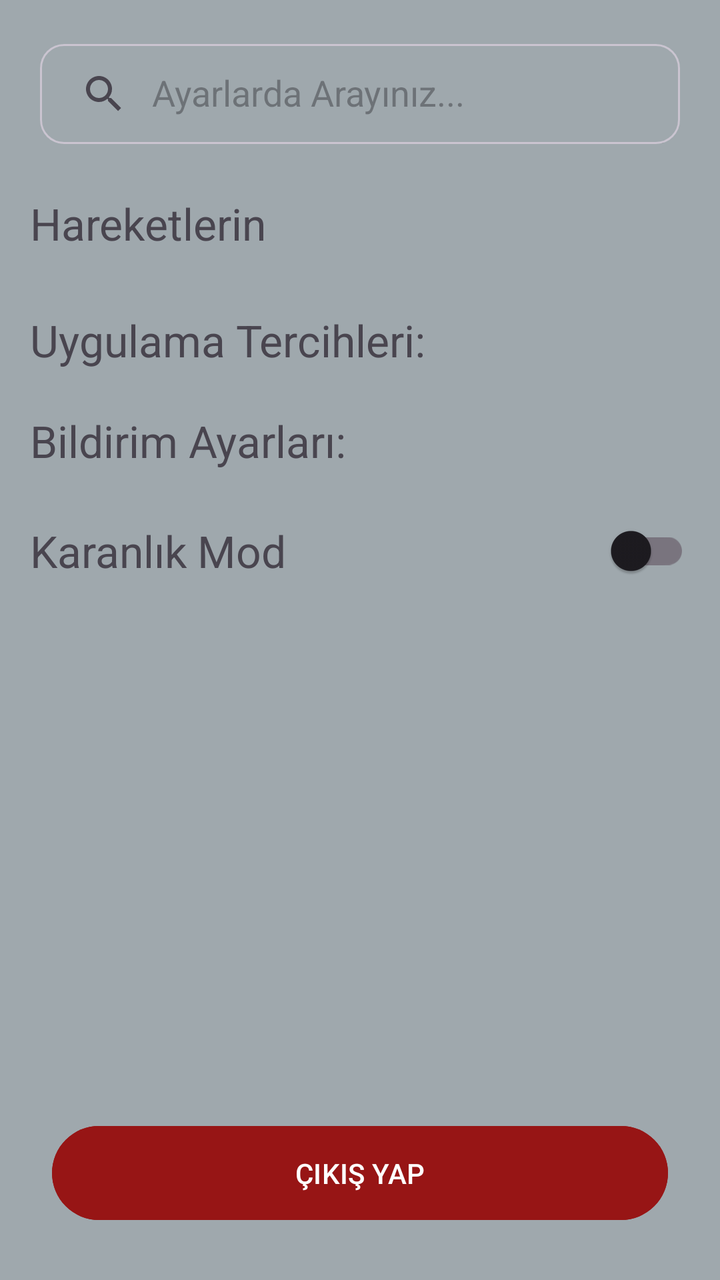
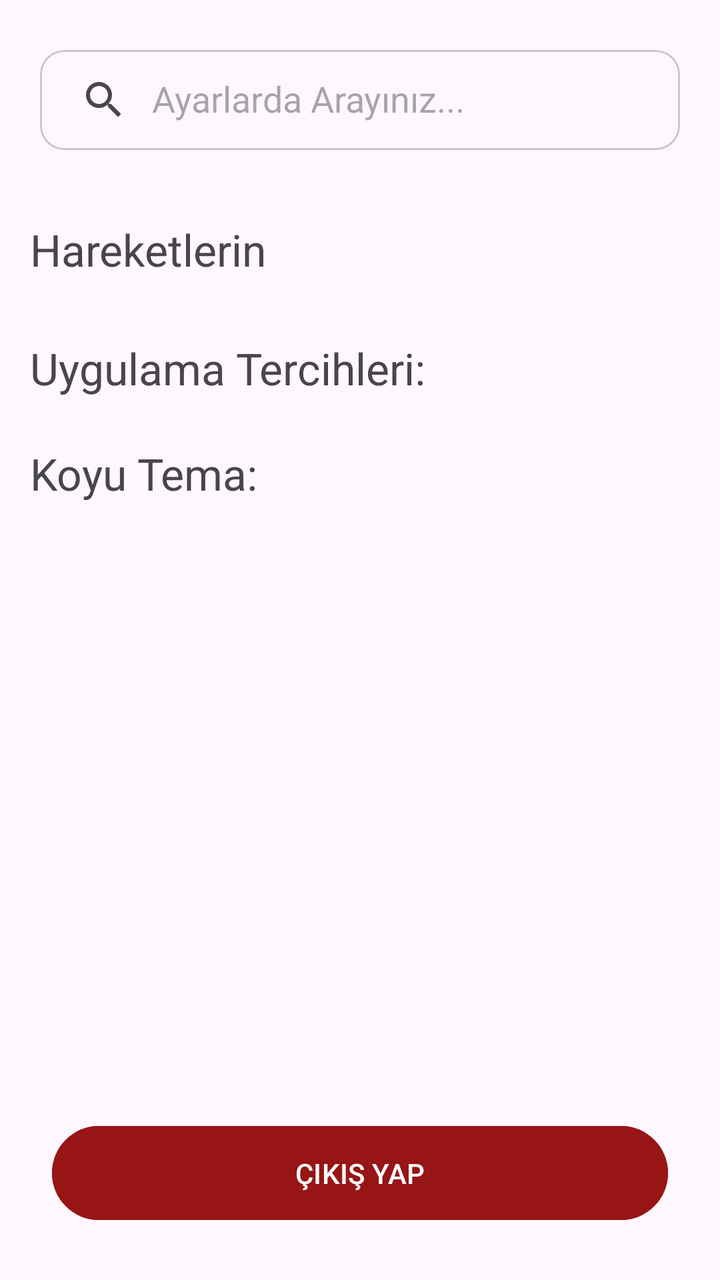

The first picture is an Android layout as it rendered before a commit; the second is the same layout after the commit. The layout source and the unified diff follow.
<!-- AndroidManifest.xml: application theme Theme.CumhuriyetCafe -->
<!-- res/layout/fragment_ayarlar.xml -->
<?xml version="1.0" encoding="utf-8"?>
<androidx.constraintlayout.widget.ConstraintLayout
    xmlns:android="http://schemas.android.com/apk/res/android"
    xmlns:app="http://schemas.android.com/apk/res-auto"
    xmlns:tools="http://schemas.android.com/tools"
    android:background="#9FA8AD"
    android:layout_width="match_parent"
    android:layout_height="match_parent">

    <com.google.android.material.card.MaterialCardView
        android:id="@+id/ayarlarTextView"
        android:layout_width="320dp"
        android:layout_height="50dp"
        android:layout_margin="22dp"
        app:layout_constraintEnd_toEndOf="parent"
        app:layout_constraintStart_toStartOf="parent"
        app:layout_constraintTop_toTopOf="parent"
        android:background="#9FA8AD"
        tools:ignore="MissingConstraints">

        <androidx.appcompat.widget.SearchView
            android:id="@+id/ayarlarSearchView"
            android:layout_width="320dp"
            android:layout_height="match_parent"
            android:background="#9FA8AD"
            app:iconifiedByDefault="false"
            app:queryHint="Ayarlarda Arayınız...">
        </androidx.appcompat.widget.SearchView>
    </com.google.android.material.card.MaterialCardView>

    <LinearLayout
        android:layout_width="match_parent"
        android:layout_height="0dp"
        android:layout_marginTop="25dp"
        android:orientation="vertical"
        android:paddingHorizontal="15dp"
        app:layout_constraintBottom_toTopOf="@id/buttonCikisYap"
        app:layout_constraintEnd_toEndOf="parent"
        app:layout_constraintStart_toStartOf="parent"
        app:layout_constraintTop_toBottomOf="@id/ayarlarTextView">

        <TextView
            android:layout_width="wrap_content"
            android:layout_height="wrap_content"
            android:layout_marginBottom="5dp"
            android:text="Hareketlerin"
            android:textSize="22sp" />

        <com.google.android.material.card.MaterialCardView
            android:layout_width="match_parent"
            android:layout_height="wrap_content"
            app:cardCornerRadius="12dp"
            app:strokeWidth="1dp">
        </com.google.android.material.card.MaterialCardView>

        <TextView
            android:id="@+id/uygulamaTercihleriTextView"
            android:layout_width="wrap_content"
            android:layout_height="wrap_content"
            android:layout_marginTop="24dp"
            android:layout_marginBottom="8dp"
            android:text="Uygulama Tercihleri:"
            android:textSize="22sp" />

        <androidx.constraintlayout.widget.ConstraintLayout
            android:id="@+id/buttonBildirimler"
            android:layout_width="match_parent"
            android:layout_height="55dp">

            <TextView
                android:id="@+id/bildirimAyarlarıTextView"
                android:layout_width="wrap_content"
                android:layout_height="wrap_content"
                android:text="Bildirim Ayarları:"
                android:textSize="22sp"
                app:layout_constraintBottom_toBottomOf="parent"
                app:layout_constraintStart_toStartOf="parent"
                app:layout_constraintTop_toTopOf="parent" />
        </androidx.constraintlayout.widget.ConstraintLayout>

        <androidx.constraintlayout.widget.ConstraintLayout
            android:id="@+id/bildirimAyarlarıConstraintLayout"
            android:layout_width="match_parent"
            android:layout_height="55dp">

            <TextView
                android:id="@+id/koyuModTextView"
                android:layout_width="wrap_content"
                android:layout_height="wrap_content"
                android:text="Karanlık Mod"
                android:textSize="22sp"
                app:layout_constraintBottom_toBottomOf="parent"
                app:layout_constraintStart_toStartOf="parent"
                app:layout_constraintTop_toTopOf="parent" />
            <com.google.android.material.switchmaterial.SwitchMaterial
            android:id="@+id/acKapat"
            android:layout_width="wrap_content"
            android:layout_height="wrap_content"
            app:layout_constraintBottom_toBottomOf="parent"
            app:layout_constraintEnd_toEndOf="parent"
            app:layout_constraintTop_toTopOf="parent" />
        </androidx.constraintlayout.widget.ConstraintLayout>
    </LinearLayout>

    <com.google.android.material.button.MaterialButton
        android:id="@+id/buttonCikisYap"
        android:layout_width="match_parent"
        android:layout_height="55dp"
        android:layout_margin="26dp"
        android:backgroundTint="@color/masa_dolu_kırmızı"
        android:text="ÇIKIŞ YAP"
        android:textColor="@color/white"
        app:layout_constraintBottom_toBottomOf="parent"
        app:layout_constraintEnd_toEndOf="parent"
        app:layout_constraintStart_toStartOf="parent" />

</androidx.constraintlayout.widget.ConstraintLayout>
<!-- resources referenced by this layout -->
<resources>
  <color name="white">#FFFFFFFF</color>
  <style name="Theme.CumhuriyetCafe" parent="Base.Theme.CumhuriyetCafe" />
  <style name="Base.Theme.CumhuriyetCafe" parent="Theme.Material3.DayNight.NoActionBar">
          
          
      </style>
</resources>

<!-- the commit's change to res/layout/fragment_ayarlar.xml (unified diff, before → after) -->
@@ -2,8 +2,6 @@
 <androidx.constraintlayout.widget.ConstraintLayout
     xmlns:android="http://schemas.android.com/apk/res/android"
     xmlns:app="http://schemas.android.com/apk/res-auto"
-    xmlns:tools="http://schemas.android.com/tools"
-    android:background="#9FA8AD"
     android:layout_width="match_parent"
     android:layout_height="match_parent">
 
@@ -11,21 +9,17 @@
         android:id="@+id/ayarlarTextView"
         android:layout_width="320dp"
         android:layout_height="50dp"
-        android:layout_margin="22dp"
+        android:layout_margin="25dp"
         app:layout_constraintEnd_toEndOf="parent"
         app:layout_constraintStart_toStartOf="parent"
-        app:layout_constraintTop_toTopOf="parent"
-        android:background="#9FA8AD"
-        tools:ignore="MissingConstraints">
+        app:layout_constraintTop_toTopOf="parent">
 
         <androidx.appcompat.widget.SearchView
             android:id="@+id/ayarlarSearchView"
-            android:layout_width="320dp"
+            android:layout_width="match_parent"
             android:layout_height="match_parent"
-            android:background="#9FA8AD"
             app:iconifiedByDefault="false"
-            app:queryHint="Ayarlarda Arayınız...">
-        </androidx.appcompat.widget.SearchView>
+            app:queryHint="Ayarlarda Arayınız..." />
     </com.google.android.material.card.MaterialCardView>
 
     <LinearLayout
@@ -39,66 +33,108 @@
         app:layout_constraintStart_toStartOf="parent"
         app:layout_constraintTop_toBottomOf="@id/ayarlarTextView">
 
+        <LinearLayout
+            android:id="@+id/hareketlerBaslikLayout"
+            android:layout_width="match_parent"
+            android:layout_height="wrap_content"
+            android:clickable="true"
+            android:focusable="true"
+            android:orientation="vertical"
+            android:paddingVertical="10dp">
+
+            <TextView
+                android:layout_width="wrap_content"
+                android:layout_height="wrap_content"
+                android:text="Hareketlerin"
+                android:textSize="22sp" />
+
+            <com.google.android.material.card.MaterialCardView
+                android:id="@+id/cardHareketlerDetaylari"
+                android:layout_width="wrap_content"
+                android:layout_height="wrap_content"
+                android:layout_marginTop="10dp"
+                android:visibility="gone"
+                app:cardCornerRadius="12dp"
+                app:strokeWidth="1dp">
+
+                <LinearLayout
+                    android:layout_width="match_parent"
+                    android:layout_height="wrap_content"
+                    android:orientation="vertical"
+                    android:padding="15dp">
+
+                    <TextView
+                        android:id="@+id/kullanimSuresiView"
+                        android:layout_width="match_parent"
+                        android:layout_height="wrap_content"
+                        android:layout_marginBottom="15dp"
+                        android:text="Bugünkü Kullanım: 0 sa 0 dk"
+                        android:textSize="18sp" />
+
+                    <View
+                        android:layout_width="match_parent"
+                        android:layout_height="1dp"
+                        android:layout_marginBottom="15dp"
+                        android:background="?android:attr/listDivider" />
+
+                    <androidx.constraintlayout.widget.ConstraintLayout
+                        android:layout_width="match_parent"
+                        android:layout_height="wrap_content">
+
+                        <TextView
+                            android:layout_width="wrap_content"
+                            android:layout_height="wrap_content"
+                            android:text="Bildirimleri Al"
+                            android:textSize="18sp"
+                            app:layout_constraintBottom_toBottomOf="parent"
+                            app:layout_constraintStart_toStartOf="parent"
+                            app:layout_constraintTop_toTopOf="parent" />
+
+                        <com.google.android.material.switchmaterial.SwitchMaterial
+                            android:id="@+id/bildirimlerSwitchMaterial"
+                            android:layout_width="wrap_content"
+                            android:layout_height="wrap_content"
+                            android:scaleX="1.2"
+                            android:scaleY="1.2"
+                            app:layout_constraintEnd_toEndOf="parent"
+                            app:layout_constraintTop_toTopOf="parent" />
+                    </androidx.constraintlayout.widget.ConstraintLayout>
+
+                </LinearLayout>
+            </com.google.android.material.card.MaterialCardView>
+        </LinearLayout>
+
         <TextView
             android:layout_width="wrap_content"
             android:layout_height="wrap_content"
-            android:layout_marginBottom="5dp"
-            android:text="Hareketlerin"
-            android:textSize="22sp" />
-
-        <com.google.android.material.card.MaterialCardView
-            android:layout_width="match_parent"
-            android:layout_height="wrap_content"
-            app:cardCornerRadius="12dp"
-            app:strokeWidth="1dp">
-        </com.google.android.material.card.MaterialCardView>
-
-        <TextView
-            android:id="@+id/uygulamaTercihleriTextView"
-            android:layout_width="wrap_content"
-            android:layout_height="wrap_content"
-            android:layout_marginTop="24dp"
+            android:layout_marginTop="20dp"
             android:layout_marginBottom="8dp"
             android:text="Uygulama Tercihleri:"
             android:textSize="22sp" />
 
         <androidx.constraintlayout.widget.ConstraintLayout
-            android:id="@+id/buttonBildirimler"
-            android:layout_width="match_parent"
-            android:layout_height="55dp">
+            android:layout_width="380dp"
+            android:layout_height="60dp">
 
             <TextView
-                android:id="@+id/bildirimAyarlarıTextView"
+                android:id="@+id/karanlikMod"
                 android:layout_width="wrap_content"
                 android:layout_height="wrap_content"
-                android:text="Bildirim Ayarları:"
+                android:text="Koyu Tema:"
                 android:textSize="22sp"
                 app:layout_constraintBottom_toBottomOf="parent"
                 app:layout_constraintStart_toStartOf="parent"
                 app:layout_constraintTop_toTopOf="parent" />
-        </androidx.constraintlayout.widget.ConstraintLayout>
 
-        <androidx.constraintlayout.widget.ConstraintLayout
-            android:id="@+id/bildirimAyarlarıConstraintLayout"
-            android:layout_width="match_parent"
-            android:layout_height="55dp">
-
-            <TextView
-                android:id="@+id/koyuModTextView"
+            <com.google.android.material.switchmaterial.SwitchMaterial
+                android:id="@+id/acKapat"
                 android:layout_width="wrap_content"
                 android:layout_height="wrap_content"
-                android:text="Karanlık Mod"
-                android:textSize="22sp"
+                android:scaleX="1.3"
+                android:scaleY="1.3"
                 app:layout_constraintBottom_toBottomOf="parent"
-                app:layout_constraintStart_toStartOf="parent"
+                app:layout_constraintEnd_toEndOf="parent"
                 app:layout_constraintTop_toTopOf="parent" />
-            <com.google.android.material.switchmaterial.SwitchMaterial
-            android:id="@+id/acKapat"
-            android:layout_width="wrap_content"
-            android:layout_height="wrap_content"
-            app:layout_constraintBottom_toBottomOf="parent"
-            app:layout_constraintEnd_toEndOf="parent"
-            app:layout_constraintTop_toTopOf="parent" />
         </androidx.constraintlayout.widget.ConstraintLayout>
     </LinearLayout>
 
